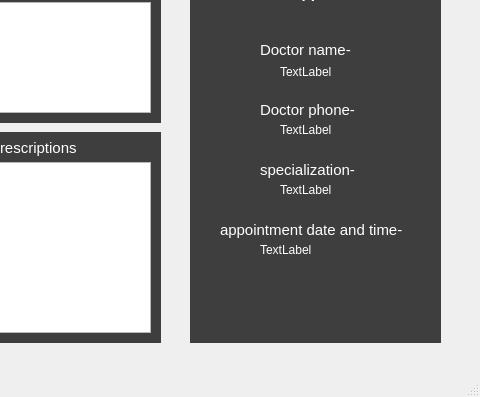
First picture: the form in dashboard_patient.ui, repository pratham-0204/VedSync, before the edit; both pictures show x 400 to 880 and y 98 to 495 of the 880 by 495 pixel window.
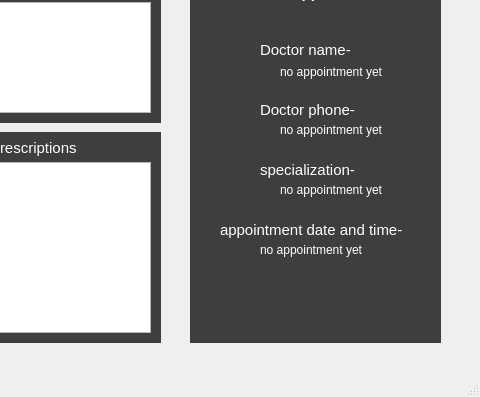
Second picture: the form after the edit.

What changed in the file:
```diff
--- a/dashboard_patient.ui
+++ b/dashboard_patient.ui
@@ -413,11 +413,14 @@
     </property>
    </widget>
    <widget class="QLabel" name="label_16">
+    <property name="enabled">
+     <bool>false</bool>
+    </property>
     <property name="geometry">
      <rect>
       <x>680</x>
       <y>160</y>
-      <width>91</width>
+      <width>111</width>
       <height>20</height>
      </rect>
     </property>
@@ -425,15 +428,18 @@
      <string notr="true">color: rgb(255, 255, 255);</string>
     </property>
     <property name="text">
-     <string>TextLabel</string>
+     <string>no appointment yet</string>
     </property>
    </widget>
    <widget class="QLabel" name="label_17">
+    <property name="enabled">
+     <bool>false</bool>
+    </property>
     <property name="geometry">
      <rect>
       <x>680</x>
       <y>220</y>
-      <width>91</width>
+      <width>111</width>
       <height>16</height>
      </rect>
     </property>
@@ -441,15 +447,18 @@
      <string notr="true">color: rgb(255, 255, 255);</string>
     </property>
     <property name="text">
-     <string>TextLabel</string>
+     <string>no appointment yet</string>
     </property>
    </widget>
    <widget class="QLabel" name="label_18">
+    <property name="enabled">
+     <bool>false</bool>
+    </property>
     <property name="geometry">
      <rect>
       <x>680</x>
       <y>280</y>
-      <width>91</width>
+      <width>111</width>
       <height>16</height>
      </rect>
     </property>
@@ -457,10 +466,13 @@
      <string notr="true">color: rgb(255, 255, 255);</string>
     </property>
     <property name="text">
-     <string>TextLabel</string>
+     <string>no appointment yet</string>
     </property>
    </widget>
    <widget class="QLabel" name="label_19">
+    <property name="enabled">
+     <bool>false</bool>
+    </property>
     <property name="geometry">
      <rect>
       <x>660</x>
@@ -473,7 +485,7 @@
      <string notr="true">color: rgb(255, 255, 255);</string>
     </property>
     <property name="text">
-     <string>TextLabel</string>
+     <string>no appointment yet</string>
     </property>
    </widget>
   </widget>
```
Left out of the diff: 15 changed lines with no effect on the pictures.
